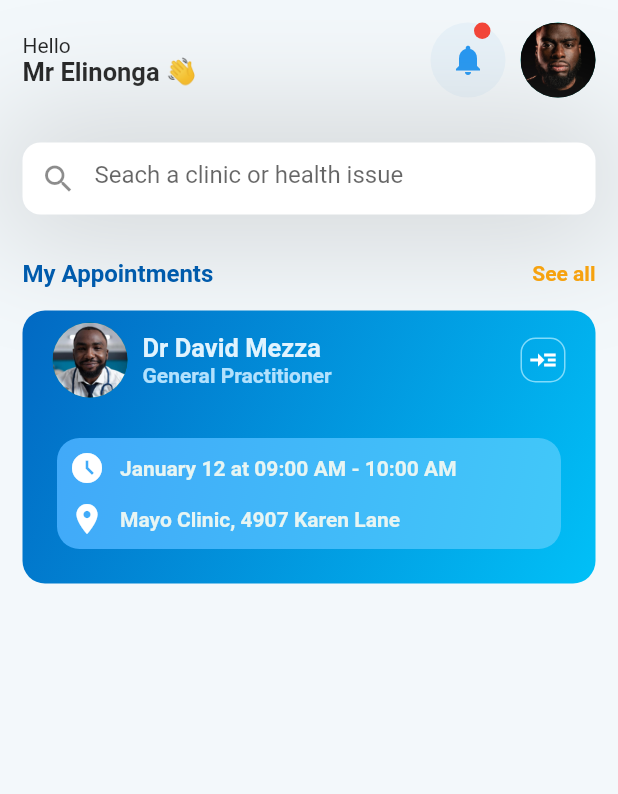
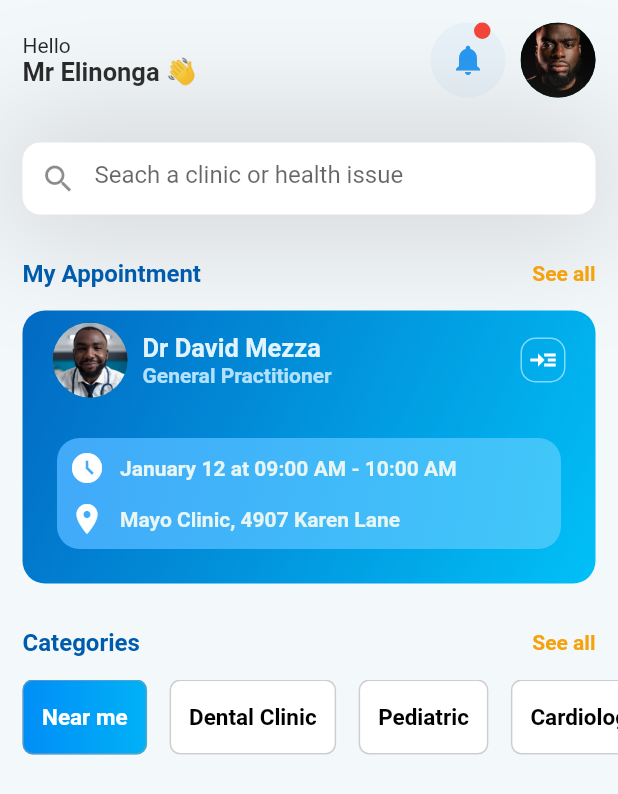
Before and after one commit to elinonga/Clinic-Mobile-App-Flutter, a Flutter app: the screen it shows after launch, on a phone screen of 412 x 824 dp. Shown: the top 794 px of the screen. Run offline on Flutter 3.47's test engine with Material 2 defaults, Android fonts, the phone set to English and light mode, and no system bars; our stand-ins replace hexcolor.

Commit message:
:bookmark: Added a slider for specialists "near me"

```diff
--- a/lib/pages/home.dart
+++ b/lib/pages/home.dart
@@ -1,7 +1,9 @@
 import 'package:flutter/material.dart';
 import 'package:hexcolor/hexcolor.dart';
+import 'package:medical_app/pages/widgets/home/appointment.dart';
 import 'package:medical_app/pages/widgets/home/headers.dart';
 import 'package:medical_app/pages/widgets/home/search.dart';
+import 'package:medical_app/pages/widgets/home/small_container.dart';
 import 'package:medical_app/pages/widgets/home/topbar.dart';
 
 class HomePage extends StatefulWidget {
@@ -18,177 +20,65 @@ class _HomePageState extends State<HomePage> {
       backgroundColor: HexColor("f3f8fb"),
       body: ListView(children: [
         // Row (Salamu + Notification + Avatar)
-        TopBar(),
-        SizedBox(height: 30),
+        const TopBar(),
+        const SizedBox(height: 30),
 
         // Search bar
-        SearchBar(),
-        SizedBox(height: 30),
+        const SearchBar(),
+        const SizedBox(height: 30),
 
         // Appointment Header
-        HeaderRow(),
-        SizedBox(height: 15),
+        const HeaderRow(
+          header_name: "My Appointment",
+        ),
+        const SizedBox(height: 15),
 
         // Appointmnet Container
+        const AppointmentContainer(),
+        const SizedBox(height: 30),
+
+        //Categories Header
+        const HeaderRow(header_name: "Categories"),
+        const SizedBox(height: 15),
+
+        // Horizontal Sliders Doctors near me
         Container(
-          margin: const EdgeInsets.only(left: 15, right: 15),
-          decoration: BoxDecoration(
-              color: HexColor("018BF7"),
-              gradient: LinearGradient(
-                begin: Alignment.topLeft,
-                end: Alignment.bottomRight,
-                colors: [
-                  HexColor("0269c3"),
-                  HexColor("01c0f7"),
-                ],
+          height: 50,
+          child: ListView(
+            scrollDirection: Axis.horizontal,
+            children: [
+              SmallContainerSlider(
+                color1: HexColor("008ef7"),
+                color2: HexColor("01b1f7"),
+                text: "Near me",
+                textColor: Colors.white,
               ),
-              borderRadius: const BorderRadius.all(Radius.circular(15))),
-          child: Padding(
-            padding: const EdgeInsets.all(8.0),
-            child: Column(children: [
-              // 🎊
-
-              // Doctor's info
-              Container(
-                margin: const EdgeInsets.only(left: 12, right: 12),
-                child: Row(
-                    mainAxisAlignment: MainAxisAlignment.spaceBetween,
-                    children: [
-                      // 🎊
-
-                      Row(
-                        children: [
-                          // Avatar
-                          const CircleAvatar(
-                            radius: 25,
-                            foregroundImage:
-                                AssetImage("assets/images/doc.jpg"),
-                          ),
-
-                          const SizedBox(
-                            width: 10,
-                          ),
-
-                          // Column (Name + Role)
-                          Column(
-                            crossAxisAlignment: CrossAxisAlignment.start,
-                            children: [
-                              Text(
-                                "Dr David Mezza",
-                                style: TextStyle(
-                                    color: HexColor("e0f3fe"),
-                                    fontWeight: FontWeight.bold,
-                                    fontSize: 17),
-                              ),
-                              Text(
-                                "General Practitioner",
-                                style: TextStyle(
-                                    color: HexColor("b2e1fd"),
-                                    fontWeight: FontWeight.bold,
-                                    fontSize: 14),
-                              ),
-                            ],
-                          ),
-                        ],
-                      ),
-
-                      // "See more" icon
-                      Container(
-                          width: 30,
-                          height: 30,
-                          decoration: BoxDecoration(
-                            border: Border.all(color: HexColor("80dbfb")),
-                            borderRadius:
-                                const BorderRadius.all(Radius.circular(10)),
-                          ),
-                          child: const Icon(
-                            Icons.read_more,
-                            color: Colors.white,
-                            size: 20,
-                          )),
-
-                      // 🎊
-                    ]),
+              SmallContainerSlider(
+                color1: HexColor("ffffff"),
+                color2: HexColor("ffffff"),
+                text: "Dental Clinic",
+                textColor: Colors.black,
+              ),
+              SmallContainerSlider(
+                color1: HexColor("ffffff"),
+                color2: HexColor("ffffff"),
+                text: "Pediatric",
+                textColor: Colors.black,
+              ),
+              SmallContainerSlider(
+                color1: HexColor("ffffff"),
+                color2: HexColor("ffffff"),
+                text: "Cardiologist",
+                textColor: Colors.black,
               ),
 
+              // Add space at the end of the last container
               const SizedBox(
-                height: 12,
+                width: 10,
               ),
-
-              // Availability
-              Container(
-                margin: const EdgeInsets.all(15),
-                decoration: BoxDecoration(
-                    color: HexColor("41c4f9"),
-                    gradient: LinearGradient(
-                      begin: Alignment.topLeft,
-                      end: Alignment.bottomRight,
-                      colors: [
-                        HexColor("41a9f9"),
-                        HexColor("41c8f9"),
-                      ],
-                    ),
-                    borderRadius: const BorderRadius.all(Radius.circular(15))),
-                child: Padding(
-                  padding: const EdgeInsets.all(8.0),
-                  child: Column(children: [
-                    // 🎊
-
-                    // Time
-                    Row(
-                      children: [
-                        // 🎊
-
-                        // Time Icon
-                        const Icon(
-                          Icons.access_time_filled,
-                          color: Colors.white,
-                        ),
-                        const SizedBox(width: 10),
-
-                        // Text
-                        Text(
-                          "January 12 at 09:00 AM - 10:00 AM",
-                          style: TextStyle(
-                              color: HexColor("e7f5f3"),
-                              fontWeight: FontWeight.bold,
-                              fontSize: 14),
-                        ),
-                      ],
-                    ),
-
-                    const SizedBox(height: 10),
-
-                    // Location
-                    Row(
-                      children: [
-                        // 🎊
-
-                        // Location Icon
-                        const Icon(
-                          Icons.location_on,
-                          color: Colors.white,
-                        ),
-                        const SizedBox(width: 10),
-
-                        // Text
-                        Text(
-                          "Mayo Clinic, 4907 Karen Lane",
-                          style: TextStyle(
-                              color: HexColor("e7f5f3"),
-                              fontWeight: FontWeight.bold,
-                              fontSize: 14),
-                        ),
-                      ],
-                    ),
-                  ]),
-                ),
-              ),
-
-              // END
-            ]),
+            ],
           ),
-        )
+        ),
       ]),
     );
   }
--- /dev/null
+++ b/lib/pages/widgets/home/appointment.dart
@@ -0,0 +1,170 @@
+import 'package:flutter/material.dart';
+import 'package:hexcolor/hexcolor.dart';
+
+class AppointmentContainer extends StatelessWidget {
+  const AppointmentContainer({
+    Key? key,
+  }) : super(key: key);
+
+  @override
+  Widget build(BuildContext context) {
+    return Container(
+      margin: const EdgeInsets.only(left: 15, right: 15),
+      decoration: BoxDecoration(
+          color: HexColor("018BF7"),
+          gradient: LinearGradient(
+            begin: Alignment.topLeft,
+            end: Alignment.bottomRight,
+            colors: [
+              HexColor("0269c3"),
+              HexColor("01c0f7"),
+            ],
+          ),
+          borderRadius: const BorderRadius.all(Radius.circular(15))),
+      child: Padding(
+        padding: const EdgeInsets.all(8.0),
+        child: Column(children: [
+          // 🎊
+
+          // Doctor's info
+          Container(
+            margin: const EdgeInsets.only(left: 12, right: 12),
+            child: Row(
+                mainAxisAlignment: MainAxisAlignment.spaceBetween,
+                children: [
+                  // 🎊
+
+                  Row(
+                    children: [
+                      // Avatar
+                      const CircleAvatar(
+                        radius: 25,
+                        foregroundImage: AssetImage("assets/images/doc.jpg"),
+                      ),
+
+                      const SizedBox(
+                        width: 10,
+                      ),
+
+                      // Column (Name + Role)
+                      Column(
+                        crossAxisAlignment: CrossAxisAlignment.start,
+                        children: [
+                          Text(
+                            "Dr David Mezza",
+                            style: TextStyle(
+                                color: HexColor("e0f3fe"),
+                                fontWeight: FontWeight.bold,
+                                fontSize: 17),
+                          ),
+                          Text(
+                            "General Practitioner",
+                            style: TextStyle(
+                                color: HexColor("b2e1fd"),
+                                fontWeight: FontWeight.bold,
+                                fontSize: 14),
+                          ),
+                        ],
+                      ),
+                    ],
+                  ),
+
+                  // "See more" icon
+                  Container(
+                      width: 30,
+                      height: 30,
+                      decoration: BoxDecoration(
+                        border: Border.all(color: HexColor("80dbfb")),
+                        borderRadius:
+                            const BorderRadius.all(Radius.circular(10)),
+                      ),
+                      child: const Icon(
+                        Icons.read_more,
+                        color: Colors.white,
+                        size: 20,
+                      )),
+
+                  // 🎊
+                ]),
+          ),
+
+          const SizedBox(
+            height: 12,
+          ),
+
+          // Availability
+          Container(
+            margin: const EdgeInsets.all(15),
+            decoration: BoxDecoration(
+                color: HexColor("41c4f9"),
+                gradient: LinearGradient(
+                  begin: Alignment.topLeft,
+                  end: Alignment.bottomRight,
+                  colors: [
+                    HexColor("41a9f9"),
+                    HexColor("41c8f9"),
+                  ],
+                ),
+                borderRadius: const BorderRadius.all(Radius.circular(15))),
+            child: Padding(
+              padding: const EdgeInsets.all(8.0),
+              child: Column(children: [
+                // 🎊
+
+                // Time
+                Row(
+                  children: [
+                    // 🎊
+
+                    // Time Icon
+                    const Icon(
+                      Icons.access_time_filled,
+                      color: Colors.white,
+                    ),
+                    const SizedBox(width: 10),
+
+                    // Text
+                    Text(
+                      "January 12 at 09:00 AM - 10:00 AM",
+                      style: TextStyle(
+                          color: HexColor("e7f5f3"),
+                          fontWeight: FontWeight.bold,
+                          fontSize: 14),
+                    ),
+                  ],
+                ),
+
+                const SizedBox(height: 10),
+
+                // Location
+                Row(
+                  children: [
+                    // 🎊
+
+                    // Location Icon
+                    const Icon(
+                      Icons.location_on,
+                      color: Colors.white,
+                    ),
+                    const SizedBox(width: 10),
+
+                    // Text
+                    Text(
+                      "Mayo Clinic, 4907 Karen Lane",
+                      style: TextStyle(
+                          color: HexColor("e7f5f3"),
+                          fontWeight: FontWeight.bold,
+                          fontSize: 14),
+                    ),
+                  ],
+                ),
+              ]),
+            ),
+          ),
+
+          // END
+        ]),
+      ),
+    );
+  }
+}
--- a/lib/pages/widgets/home/headers.dart
+++ b/lib/pages/widgets/home/headers.dart
@@ -4,7 +4,10 @@ import 'package:hexcolor/hexcolor.dart';
 class HeaderRow extends StatelessWidget {
   const HeaderRow({
     Key? key,
+    required this.header_name,
   }) : super(key: key);
+
+  final String header_name;
 
   @override
   Widget build(BuildContext context) {
@@ -12,7 +15,7 @@ class HeaderRow extends StatelessWidget {
       margin: const EdgeInsets.only(left: 15, right: 15),
       child: Row(mainAxisAlignment: MainAxisAlignment.spaceBetween, children: [
         Text(
-          "My Appointments",
+          header_name,
           style: TextStyle(
               color: HexColor("005bac"),
               fontWeight: FontWeight.bold,
--- /dev/null
+++ b/lib/pages/widgets/home/small_container.dart
@@ -0,0 +1,45 @@
+import 'package:flutter/material.dart';
+
+class SmallContainerSlider extends StatelessWidget {
+  const SmallContainerSlider({
+    Key? key,
+    required this.color1,
+    required this.color2,
+    required this.text,
+    required this.textColor,
+  }) : super(key: key);
+
+  final Color color1;
+  final Color color2;
+  final String text;
+  final Color textColor;
+
+  @override
+  Widget build(BuildContext context) {
+    return Container(
+      margin: const EdgeInsets.only(
+        left: 15,
+      ),
+      decoration: BoxDecoration(
+          gradient: LinearGradient(
+            begin: Alignment.centerLeft,
+            end: Alignment.centerRight,
+            colors: [
+              color1,
+              color2,
+            ],
+          ),
+          borderRadius: const BorderRadius.all(Radius.circular(7)),
+          border: Border.all(color: Colors.grey.withOpacity(0.5))),
+      child: Padding(
+        padding: const EdgeInsets.all(12.0),
+        child: Center(
+            child: Text(
+          text,
+          style: TextStyle(
+              color: textColor, fontSize: 15, fontWeight: FontWeight.bold),
+        )),
+      ),
+    );
+  }
+}
```
Also changed, not shown: 3 other files.
